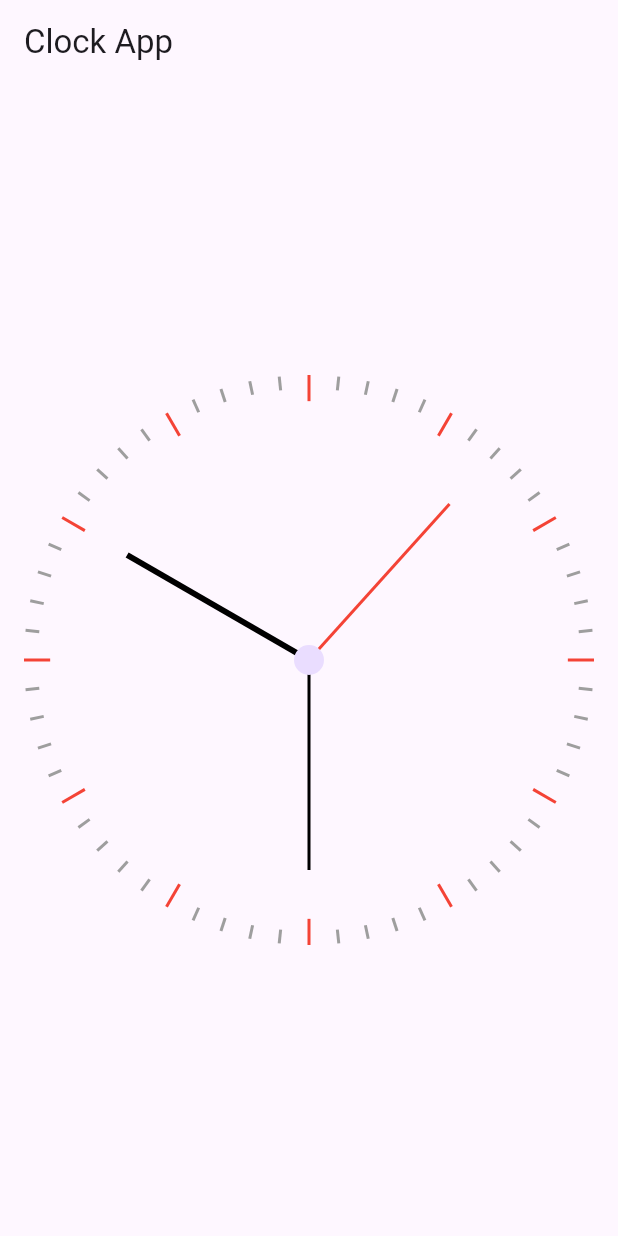
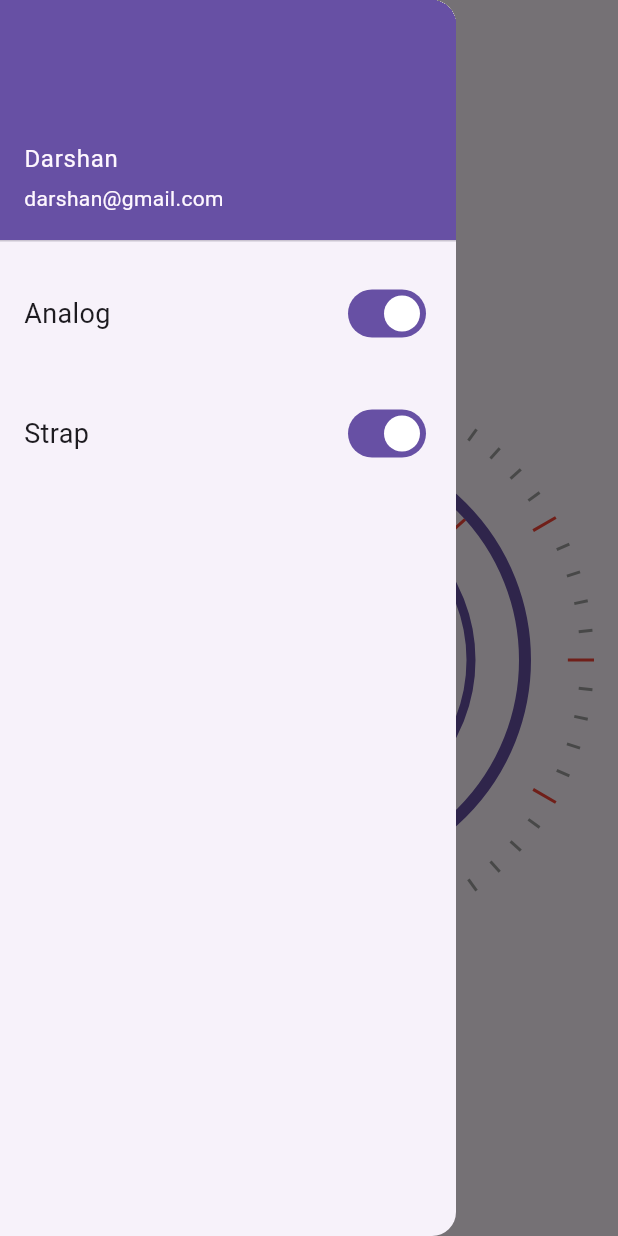
Before and after one commit to imhadiyal/clock_app, a Flutter app: the screen it shows after launch, with the side drawer open (before the commit the screen has no drawer), on a phone screen of 412 x 824 dp. Run offline on Flutter 3.47's test engine with Material 3 defaults, Android fonts, the phone set to English and light mode, and no system bars.

Commit message:
Analog clock

```diff
--- /dev/null
+++ b/lib/views/components/clock_option_tile.dart
@@ -0,0 +1,26 @@
+import 'package:flutter/material.dart';
+
+Widget clockOptionTile({
+  required String title,
+  required bool val,
+  required Function(bool) onChanged,
+}) {
+  return Container(
+    padding: EdgeInsets.all(16),
+    child: Row(
+      mainAxisAlignment: MainAxisAlignment.spaceBetween,
+      children: [
+        Text(
+          title,
+          style: TextStyle(
+            fontSize: 18,
+          ),
+        ),
+        Switch(
+          value: val,
+          onChanged: onChanged,
+        )
+      ],
+    ),
+  );
+}
--- a/lib/views/screens/home_page.dart
+++ b/lib/views/screens/home_page.dart
@@ -1,5 +1,5 @@
 import 'dart:math';
-
+import 'package:clock_app/views/components/clock_option_tile.dart';
 import 'package:flutter/material.dart';
 
 class HomePage extends StatefulWidget {
@@ -11,6 +11,8 @@ class HomePage extends StatefulWidget {
 
 class _HomePageState extends State<HomePage> {
   DateTime d = DateTime.now();
+  bool _Analog = true;
+  bool _isStrap = true;
   void startClock() {
     Future.delayed(const Duration(seconds: 1), () {
       d = DateTime.now();
@@ -32,9 +34,32 @@ class _HomePageState extends State<HomePage> {
       appBar: AppBar(
         title: const Text("Clock App"),
       ),
+      drawer: Drawer(
+        child: Column(
+          children: [
+            const UserAccountsDrawerHeader(
+              accountName: Text("Darshan"),
+              accountEmail: Text("darshan@gmail.com"),
+            ),
+            clockOptionTile(
+                title: ("Analog"),
+                val: _Analog,
+                onChanged: (val) => _Analog = !_Analog),
+            clockOptionTile(
+                title: ("Strap"),
+                val: _isStrap,
+                onChanged: (val) => _isStrap = !_isStrap)
+          ],
+        ),
+      ),
       body: Container(
         alignment: Alignment.center,
         padding: const EdgeInsets.all(16),
+        child: Stack(
+          alignment: Alignment.center,
+          children: [
+            Visibility(
+              visible: _Analog,
               child: Stack(
                 alignment: Alignment.center,
                 children: [
@@ -43,8 +68,9 @@ class _HomePageState extends State<HomePage> {
                     (index) => Transform.rotate(
                       angle: index * (pi * 2) / 60,
                       child: Divider(
-                  endIndent:
-                      index % 5 == 0 ? size.width * 0.88 : size.width * 0.9,
+                        endIndent: index % 5 == 0
+                            ? size.width * 0.88
+                            : size.width * 0.9,
                         thickness: 2,
                         color: index % 5 == 0 ? Colors.red : Colors.grey,
                       ),
@@ -88,7 +114,39 @@ class _HomePageState extends State<HomePage> {
                   ),
                   const CircleAvatar(
                     radius: 10,
-            )
+                  ),
+                ],
+              ),
+            ),
+            Visibility(
+              visible: _isStrap,
+              child: Stack(
+                alignment: Alignment.center,
+                children: [
+                  Transform.scale(
+                    scale: 8,
+                    child: CircularProgressIndicator(
+                      value: d.hour * (pi * 2) / 12,
+                      strokeWidth: 1,
+                    ),
+                  ),
+                  Transform.scale(
+                    scale: 6,
+                    child: CircularProgressIndicator(
+                      value: d.minute * (pi * 2) / 60,
+                      strokeWidth: 1,
+                    ),
+                  ),
+                  Transform.scale(
+                    scale: 4,
+                    child: CircularProgressIndicator(
+                      value: d.second * (pi * 2) / 60,
+                      strokeWidth: 1,
+                    ),
+                  ),
+                ],
+              ),
+            ),
           ],
         ),
       ),
```
Lines whose indentation alone changed are shown as unchanged.
